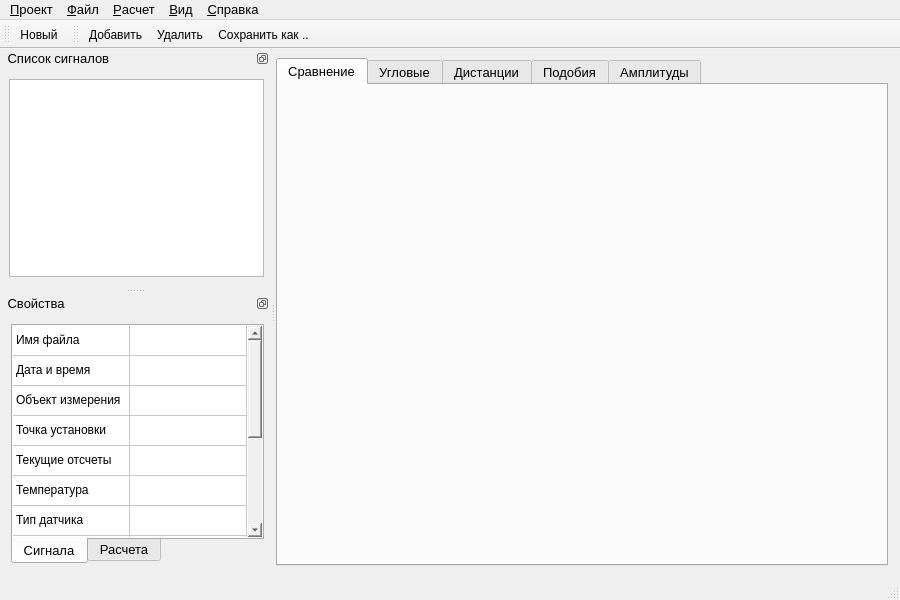
Old version of the form gui/MainWindow.ui in the repository Qinterfly/EvalSig.
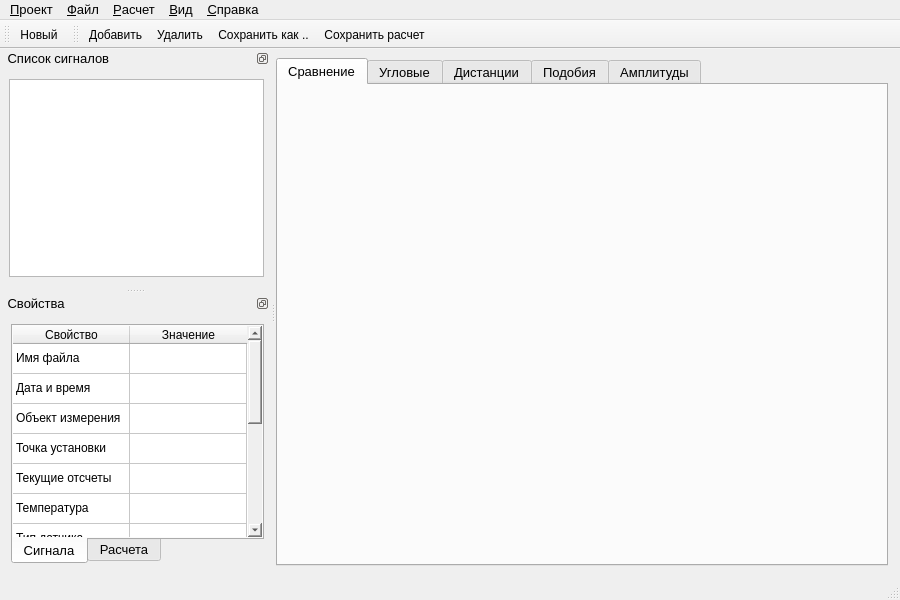
New version of the form. The open tabs and pages were chosen to show the change. Icons and pictures are not drawn. Custom widgets are drawn as their Qt base class.

Patch:
```diff
--- a/gui/MainWindow.ui
+++ b/gui/MainWindow.ui
@@ -303,6 +303,7 @@
    <addaction name="actionAddSignal"/>
    <addaction name="actionRemoveSignal"/>
    <addaction name="actionSaveSignal"/>
+   <addaction name="actionSaveCalculation"/>
   </widget>
   <widget class="QDockWidget" name="dockFileWidget">
    <property name="sizePolicy">
@@ -526,7 +527,7 @@
             <number>13</number>
            </property>
            <attribute name="horizontalHeaderVisible">
-            <bool>false</bool>
+            <bool>true</bool>
            </attribute>
            <attribute name="horizontalHeaderCascadingSectionResizes">
             <bool>false</bool>
```
Left out of the diff: 18 changed lines with no effect on the pictures.
